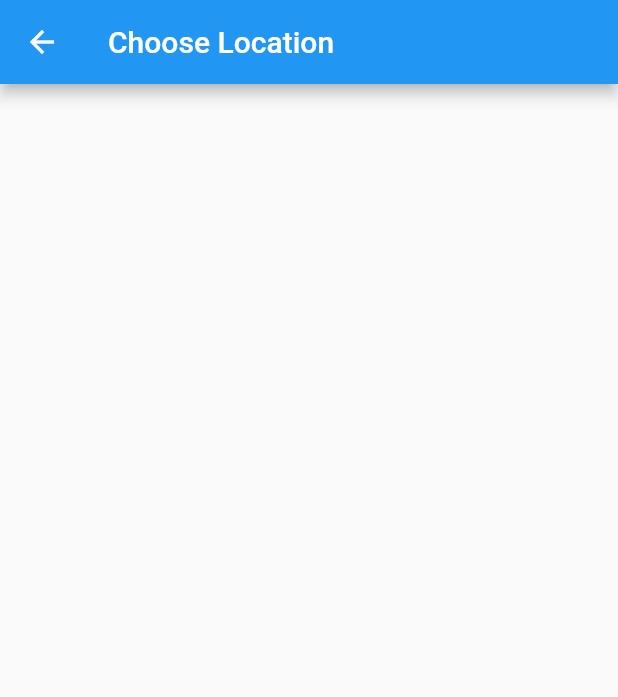
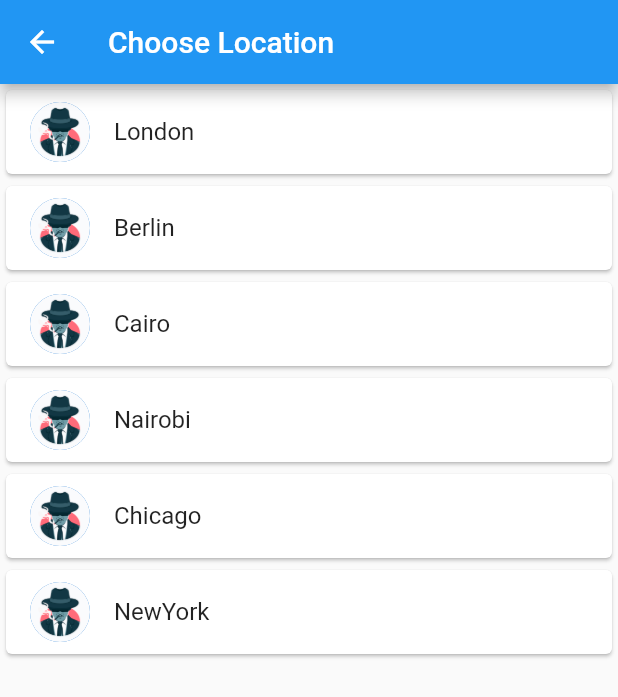
Before and after one commit to pratyu-J/WorldTime, a Flutter app: the Location screen opened by its route, on a phone screen of 412 x 824 dp. Shown: the top 697 px of the screen. Run offline on Flutter 3.47's test engine with Material 2 defaults, Android fonts, the phone set to English and light mode, and no system bars; our stand-ins replace flutter_spinkit; network calls fail; statements that could not run were skipped.

Commit message:
2nd commit

```diff
--- a/lib/location.dart
+++ b/lib/location.dart
@@ -1,5 +1,7 @@
 import 'package:flutter/cupertino.dart';
 import 'package:flutter/material.dart';
+import 'package:flutter_app/card_template.dart';
+import 'package:flutter_app/services/world_time.dart';
 
 class Location extends StatefulWidget {
   @override
@@ -7,6 +9,16 @@ class Location extends StatefulWidget {
 }
 
 class _LocationState extends State<Location> {
+
+  List<WorldTime> locations = [
+    WorldTime(url: 'Europe/London', location: 'London', flag: 'avatar.jpg'),
+    WorldTime(url: 'Europe/Berlin', location: 'Berlin', flag: 'avatar.jpg'),
+    WorldTime(url: 'Africa/Cairo', location: 'Cairo', flag: 'avatar.jpg'),
+    WorldTime(url: 'Africa/Nairobi', location: 'Nairobi', flag: 'avatar.jpg'),
+    WorldTime(url: 'America/Chicago', location: 'Chicago', flag: 'avatar.jpg'),
+    WorldTime(url: 'America/NewYork', location: 'NewYork', flag: 'avatar.jpg'),
+  ];
+
   @override
   Widget build(BuildContext context) {
     return Scaffold(
@@ -16,6 +28,23 @@ class _LocationState extends State<Location> {
           ),
         ),
       ),
+      body: ListView.builder(
+        itemCount: locations.length,
+          itemBuilder: (context, index){
+          return Card(
+            child: ListTile(
+              onTap: (){
+                print(locations[index].location);
+              },
+              title: Text(locations[index].location),
+              leading: CircleAvatar(
+                backgroundImage: AssetImage('images/${locations[index].flag}'),
+              ),
+            ),
+
+          );
+          },
+      ),
     );
   }
 }
--- a/lib/main.dart
+++ b/lib/main.dart
@@ -12,8 +12,8 @@ void main() {
     initialRoute: '/',
     routes: {
       '/': (context) => Loading(),
-      'home': (context) => Home(),
-      'location' : (context) => Location(),
+      '/home': (context) => Home(),
+      '/location' : (context) => Location(),
     },
   ));
 }
--- a/pubspec.yaml
+++ b/pubspec.yaml
@@ -21,7 +21,9 @@ environment:
   sdk: ">=2.7.0 <3.0.0"
 
 dependencies:
+  intl: ^0.17.0
   http: ^0.12.0+2
+  flutter_spinkit: ^4.1.2
   flutter:
     sdk: flutter
 
```
Also changed, not shown: lib/home.dart (+67 -1 lines), lib/loading.dart (+17 -32 lines), lib/services/world_time.dart (+5 -2 lines), images/day.jpg (added), images/night.jpg (added), pubspec.lock.
